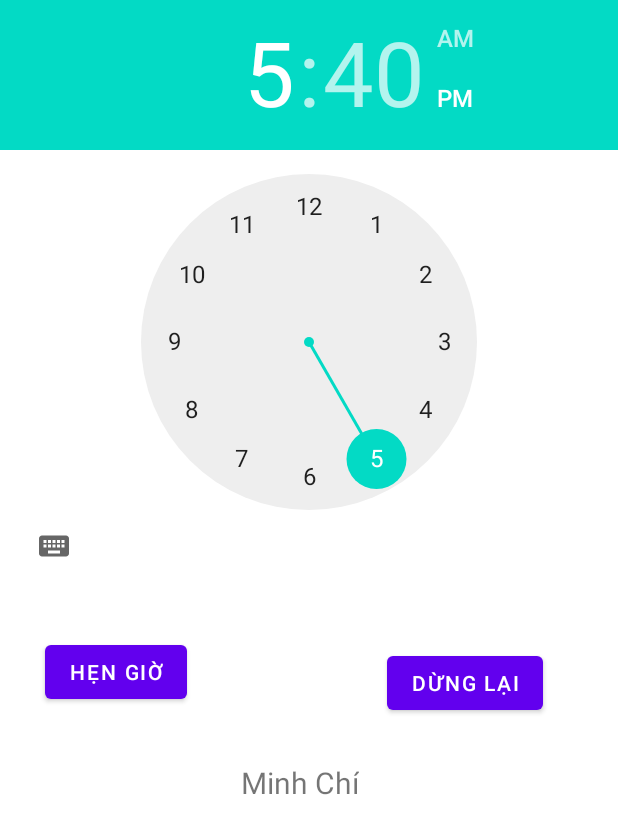
After one commit to Truong-Giangg/SmartHRT, an Android app: the alarmMainActivity screen opened directly, with no data from a screen before it, on a phone screen of 412 x 824 dp. The commit adds this screen. Shown: the top 834 px of the screen. Run offline under Robolectric (Android 15) with nearby library versions, the phone set to English and light mode, and no system bars; Roboto replaces fonts that are not available here.

Commit message:
add Alarm feature

```diff
--- a/app/src/main/java/com/first_java_app/smarthrt/MainMenu.java
+++ b/app/src/main/java/com/first_java_app/smarthrt/MainMenu.java
@@ -190,4 +190,9 @@ public class MainMenu extends AppCompatActivity implements View.OnClickListener{
         Intent intent =new Intent(MainMenu.this,handGesture.class);
         startActivity(intent);
     }
+
+    public void gotoAlarm(View view){
+        Intent intent =new Intent(MainMenu.this,alarmMainActivity.class);
+        startActivity(intent);
+    }
 }
--- /dev/null
+++ b/app/src/main/java/com/first_java_app/smarthrt/alarmMainActivity.java
@@ -0,0 +1,81 @@
+package com.first_java_app.smarthrt;
+
+
+import androidx.appcompat.app.AppCompatActivity;
+
+import android.app.AlarmManager;
+import android.app.PendingIntent;
+import android.content.Intent;
+import android.os.Bundle;
+import android.view.View;
+import android.widget.Button;
+import android.widget.TextView;
+import android.widget.TimePicker;
+
+import java.util.Calendar;
+
+public class alarmMainActivity extends AppCompatActivity {
+
+    //khai bao
+    Button btnHenGio,btnDungLai;
+    TextView txtHienThi;
+    TimePicker timePicker;
+    Calendar calendar;
+    AlarmManager alarmManager;
+    PendingIntent pendingIntent;
+
+    @Override
+    protected void onCreate(Bundle savedInstanceState) {
+        super.onCreate(savedInstanceState);
+        setContentView(R.layout.activity_alarm);
+
+        // anh xa
+        btnHenGio =(Button) findViewById(R.id.btnHenGio);
+        btnDungLai =(Button) findViewById(R.id.btnDungLai);
+        txtHienThi =(TextView) findViewById(R.id.textView);
+        timePicker =(TimePicker) findViewById(R.id.timePicker);
+        calendar =Calendar.getInstance(); // thoi gian tren may
+        alarmManager=(AlarmManager)getSystemService(ALARM_SERVICE); // truy cap ALARM_SERVICE cua may  bao thuc
+
+        Intent intent=new Intent(alarmMainActivity.this, AlarmReceiver.class);// truyen du lieu MainActivity -> Alarmrecever
+
+        // khai bao su kien
+        btnHenGio.setOnClickListener(new View.OnClickListener() {
+            @Override
+            public void onClick(View v) {
+
+                calendar.set(Calendar.HOUR_OF_DAY,timePicker.getCurrentHour());// lay gio
+                calendar.set(Calendar.MINUTE,timePicker.getCurrentMinute());// lay phut
+
+                int gio = timePicker.getCurrentHour();
+                int phut = timePicker.getCurrentMinute();
+
+                // chuyen int sang chuoi
+                String string_gio =String.valueOf(gio);
+                String string_phut =String.valueOf(phut);
+
+                if(gio>12 ){
+                    string_gio= String.valueOf(gio-12);
+                }
+                if(phut <10){
+                    string_phut = "0" +String.valueOf(phut);
+                }
+                intent.putExtra("extra","on");
+                pendingIntent =PendingIntent.getBroadcast(
+                        alarmMainActivity.this,0,intent,PendingIntent.FLAG_UPDATE_CURRENT
+                );
+                alarmManager.set(AlarmManager.RTC_WAKEUP,calendar.getTimeInMillis(),pendingIntent);
+                txtHienThi.setText("Giờ bạn đặt là "+string_gio+":"+ string_phut);
+            }
+        });
+        btnDungLai.setOnClickListener(new View.OnClickListener() {
+            @Override
+            public void onClick(View v) {
+                txtHienThi.setText("Dừng lại");
+                alarmManager.cancel(pendingIntent);
+                intent.putExtra("extra","off");
+                sendBroadcast(intent);
+            }
+        });
+    }
+}
--- /dev/null
+++ b/app/src/main/res/layout/activity_alarm.xml
@@ -0,0 +1,51 @@
+<?xml version="1.0" encoding="utf-8"?>
+<RelativeLayout xmlns:android="http://schemas.android.com/apk/res/android"
+    android:layout_width="match_parent"
+    android:layout_height="match_parent">
+    xmlns:tools="http://schemas.android.com/tools"
+    android:layout_width="match_parent"
+    android:layout_height="match_parent"
+    android:orientation="vertical"
+    tools:context=".MainActivity">
+
+    <TimePicker
+        android:id="@+id/timePicker"
+        android:layout_width="wrap_content"
+        android:layout_height="wrap_content"
+        android:layout_alignParentStart="true"
+        android:layout_alignParentTop="true"
+        android:timePickerMode="clock" />
+
+    <Button
+        android:id="@+id/btnDungLai"
+        android:layout_width="wrap_content"
+        android:layout_height="wrap_content"
+        android:layout_below="@+id/timePicker"
+        android:layout_alignParentEnd="true"
+        android:layout_marginTop="43dp"
+        android:layout_marginEnd="50dp"
+        android:text="Dừng Lại" />
+
+    <TextView
+        android:id="@+id/textView"
+        android:layout_width="wrap_content"
+        android:layout_height="wrap_content"
+        android:layout_below="@+id/timePicker"
+        android:layout_marginStart="36dp"
+        android:layout_marginTop="120dp"
+        android:layout_toEndOf="@+id/btnHenGio"
+        android:text="Minh Chí"
+        android:textSize="20dp" />
+
+    <Button
+        android:id="@+id/btnHenGio"
+        android:layout_width="wrap_content"
+        android:layout_height="wrap_content"
+        android:layout_below="@+id/timePicker"
+        android:layout_alignParentStart="true"
+        android:layout_marginStart="30dp"
+        android:layout_marginTop="36dp"
+        android:text="Hẹn Giờ" />
+
+
+</RelativeLayout>
```
Also changed, not shown: app/src/main/AndroidManifest.xml (+17 -0 lines), app/src/main/java/com/first_java_app/smarthrt/AlarmReceiver.java (added, +18 -0 lines), app/src/main/java/com/first_java_app/smarthrt/Music.java (added, +49 -0 lines), app/src/main/res/layout/activity_main_menu.xml (+13 -0 lines), 649 other files.
